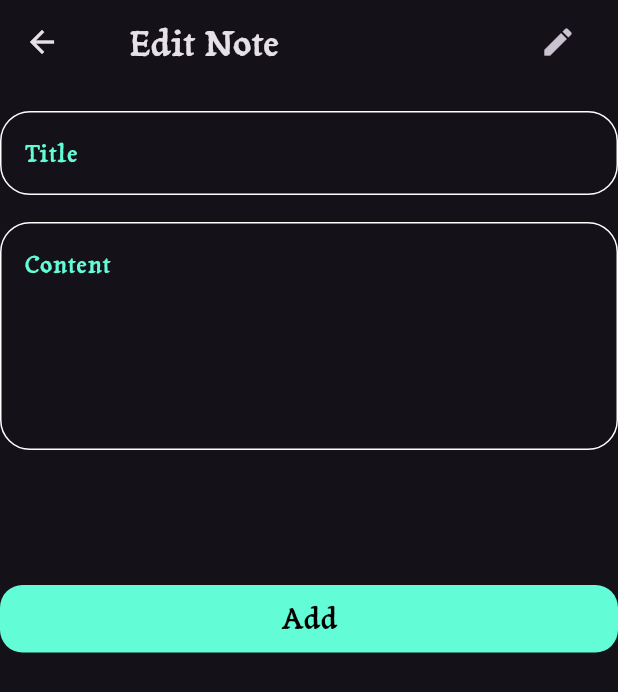
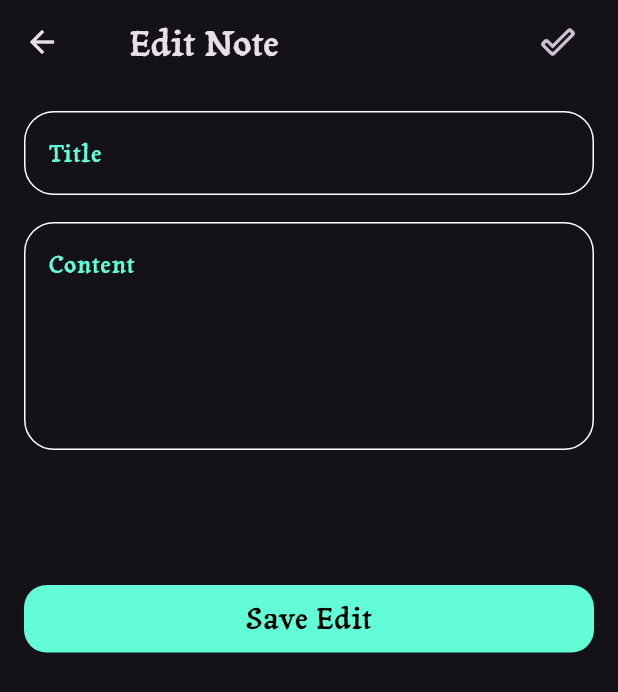
Before and after one commit to HaneenEhdaa/Notes_Mobile_App, a Flutter app: the EditNoteView screen opened directly, on a phone screen of 412 x 824 dp. Shown: the top 692 px of the screen. Run offline on Flutter 3.47's test engine with Material 3 defaults, Android fonts, the phone set to English and light mode, and no system bars.

Commit message:
Create edit page

```diff
--- a/lib/main.dart
+++ b/lib/main.dart
@@ -1,4 +1,5 @@
 import 'package:flutter/material.dart';
+import 'package:notes_app/views/edit_note_view.dart';
 import 'package:notes_app/views/notes_view.dart';
 
 void main() {
--- a/lib/views/edit_note_view.dart
+++ b/lib/views/edit_note_view.dart
@@ -22,13 +22,15 @@ class EditNoteView extends StatelessWidget {
             child: IconButton(
                 onPressed: () {},
                 icon: Icon(
-                  Icons.edit,
+                  Icons.done_outline_rounded,
                   size: 24,
                 )),
           )
         ],
       ),
-      body: ListView(
+      body: Padding(
+        padding: const EdgeInsets.symmetric(horizontal: 16.0),
+        child: ListView(
           children: [
             SizedBox(
               height: 18,
@@ -46,8 +48,11 @@ class EditNoteView extends StatelessWidget {
             SizedBox(
               height: 90,
             ),
-          CustomButton(),
+            CustomButton(
+              buttonTitle: "Save Edit",
+            ),
           ],
+        ),
       ),
     );
   }
--- a/lib/widgets/add_note_bottom_sheet.dart
+++ b/lib/widgets/add_note_bottom_sheet.dart
@@ -24,10 +24,7 @@ class AddNoteBottomSheet extends StatelessWidget {
             maxLine: 5,
             hintText: 'Content',
           ),
-          SizedBox(
-            height: 90,
-          ),
-          CustomButton(),
+
         ],
       ),
     );
--- a/lib/widgets/custom_button.dart
+++ b/lib/widgets/custom_button.dart
@@ -2,8 +2,8 @@ import 'package:flutter/material.dart';
 import 'package:notes_app/constant.dart';
 
 class CustomButton extends StatelessWidget {
-  const CustomButton({super.key});
-
+  const CustomButton({super.key,required this.buttonTitle});
+  final String buttonTitle;
   @override
   Widget build(BuildContext context) {
     return Container(
@@ -13,7 +13,7 @@ class CustomButton extends StatelessWidget {
           color: primaryColor, borderRadius: BorderRadius.circular(15)),
       child: Center(
         child: Text(
-          "Add",
+          buttonTitle,
           style: TextStyle(
               color: Colors.black, fontSize: 20, fontWeight: FontWeight.w500),
         ),
```
Also changed, not shown: lib/widgets/note_box.dart (+11 -3 lines). Lines whose indentation alone changed are shown as unchanged.
